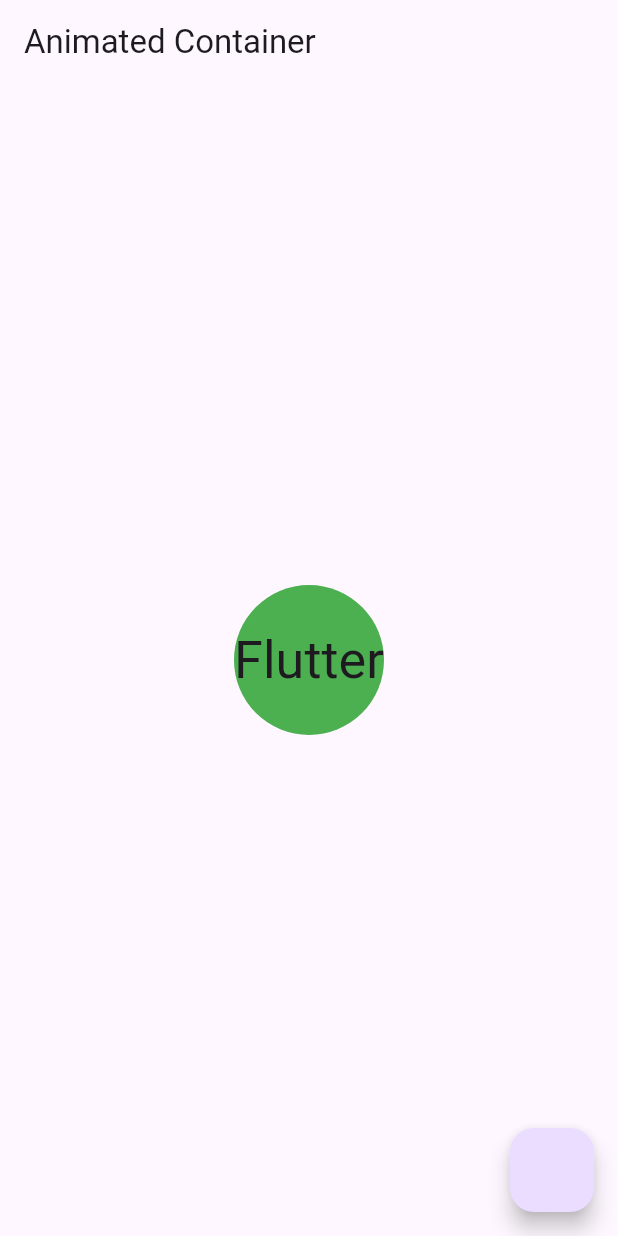
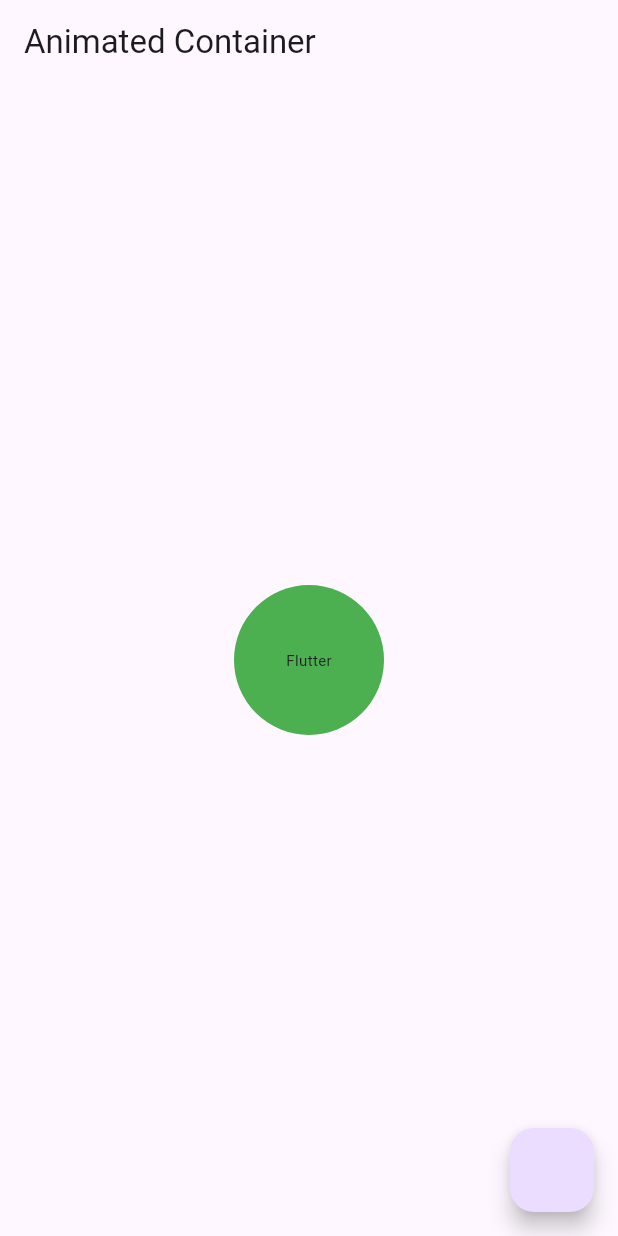
Before and after one commit to waizkamboh/flutter_widget, a Flutter app: the screen it shows after launch, on a phone screen of 412 x 824 dp. Run offline on Flutter 3.47's test engine with Material 3 defaults, Android fonts, the phone set to English and light mode, and no system bars.

Commit message:
fitted box widget fit property

```diff
--- a/lib/widget/animated_container.dart
+++ b/lib/widget/animated_container.dart
@@ -34,7 +34,11 @@
             ),
             duration: Duration(milliseconds: 500),
           curve: Curves.fastLinearToSlowEaseIn,
-          child: FittedBox(child: Text('Flutter', style: TextStyle(fontSize: 300),)),
+          child: FittedBox(
+             fit: BoxFit.scaleDown,
+              child: Text(
+                'Flutter',
+                style: TextStyle(fontSize: 10),)),
 
         ),
       ),
```
